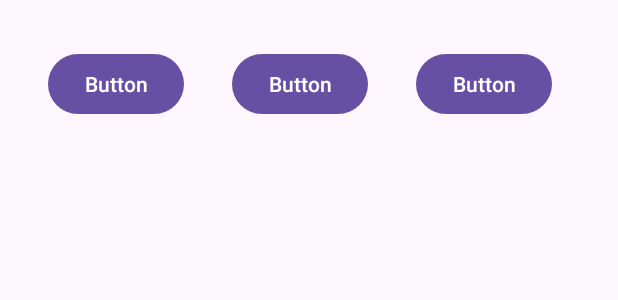
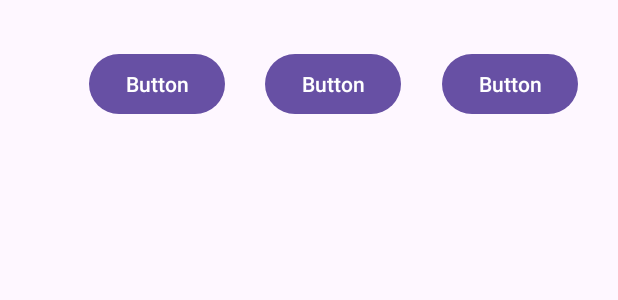
Before and after one commit to S4sandhu/lab2, an Android app: the layout activity_main.xml on its own in the app's theme, with its tools: preview values and no code run, on a phone screen of 412 x 824 dp. Shown: the top 300 px of the screen. Run offline under Robolectric (Android 15) with nearby library versions, the phone set to English and light mode, and no system bars.

Commit message:
Finished step 2

```diff
--- a/app/src/main/res/layout/activity_main.xml
+++ b/app/src/main/res/layout/activity_main.xml
@@ -14,6 +14,8 @@
         android:layout_marginStart="32dp"
         android:layout_marginTop="32dp"
         android:text="Button"
+        app:layout_constraintEnd_toStartOf="@+id/button2"
+        app:layout_constraintHorizontal_bias="0.5"
         app:layout_constraintStart_toStartOf="parent"
         app:layout_constraintTop_toTopOf="parent" />
 
@@ -21,8 +23,9 @@
         android:id="@+id/button2"
         android:layout_width="wrap_content"
         android:layout_height="wrap_content"
-        android:layout_marginStart="32dp"
         android:text="Button"
+        app:layout_constraintEnd_toStartOf="@+id/button3"
+        app:layout_constraintHorizontal_bias="0.5"
         app:layout_constraintStart_toEndOf="@+id/button4"
         app:layout_constraintTop_toTopOf="@+id/button4" />
 
@@ -30,8 +33,9 @@
         android:id="@+id/button3"
         android:layout_width="wrap_content"
         android:layout_height="wrap_content"
-        android:layout_marginStart="32dp"
         android:text="Button"
+        app:layout_constraintEnd_toEndOf="parent"
+        app:layout_constraintHorizontal_bias="0.5"
         app:layout_constraintStart_toEndOf="@+id/button2"
         app:layout_constraintTop_toTopOf="@+id/button2" />
 
```
